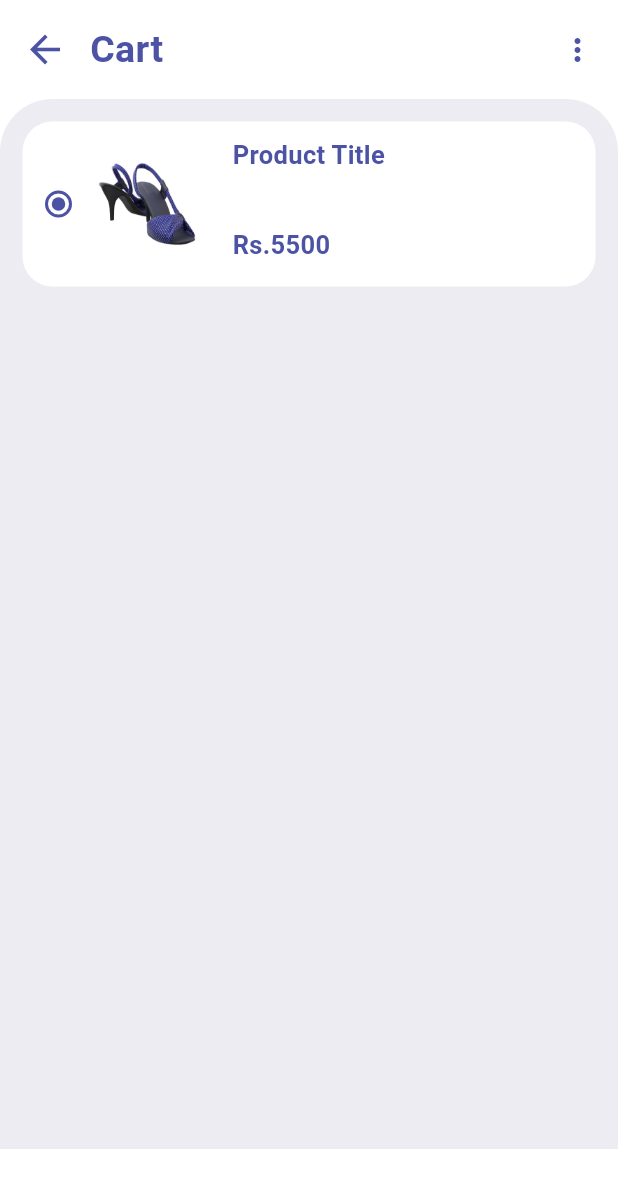
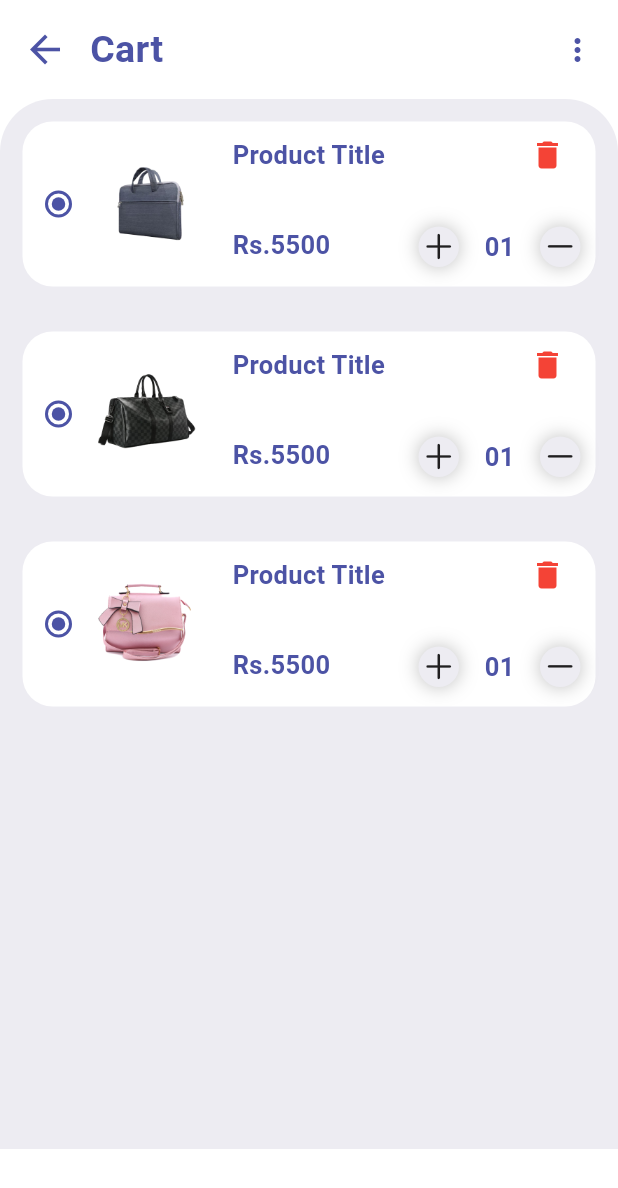
Before and after one commit to Pamod1478/E-Commerce-App, a Flutter app: the CartPage screen opened by its route, on a phone screen of 412 x 824 dp. Shown: the top 1188 px of the screen. Run offline on Flutter 3.47's test engine with Material 3 defaults, Android fonts, the phone set to English and light mode, and no system bars; our stand-ins replace curved_navigation_bar.

Commit message:
did and finalize the CartItamSamples

```diff
--- a/lib/widgets/CartItamSamples.dart
+++ b/lib/widgets/CartItamSamples.dart
@@ -1,3 +1,4 @@
+import 'package:flutter/cupertino.dart';
 import 'package:flutter/material.dart';
 
 class CartItamSamples extends StatelessWidget {
@@ -5,8 +6,11 @@ class CartItamSamples extends StatelessWidget {
 
   @override
   Widget build(BuildContext context) {
+
     return Column(
+
       children: [
+        for(int i=3; i<6; i++ )
         Padding(
           padding: const EdgeInsets.all(15.0),
           child: Container(
@@ -29,7 +33,7 @@ class CartItamSamples extends StatelessWidget {
                     Container(
                       height: 110,
                       width: 70,
-                      child: Image.asset("images/1.png"),
+                      child: Image.asset("images/$i.png"),
                     ),
                   ],
                 ),
@@ -57,7 +61,73 @@ class CartItamSamples extends StatelessWidget {
                       color: Color(0XFF4C53A5),
                     ),
                   ),
+                ),
 
+                Positioned(
+                  top: 10,
+                  right: 20,
+                  child: Column(
+                  children: [
+                    Icon(Icons.delete,color: Colors.red,),
+                  ],
+                ),),
+                Positioned(
+                  top: 70,
+                  right: 10,
+                  child: Row(
+                    children: [
+                      Container(
+                        height: 27,
+                        width: 27,
+                        decoration: BoxDecoration(
+                          borderRadius: BorderRadius.circular(15),
+                          color: Color(0xFFEDECF2),
+                          boxShadow: [
+                            BoxShadow(
+                              color: Colors.grey.shade400,
+                              blurRadius: 10,
+                            ),
+                          ]
+                        ),
+
+                       child: Icon(CupertinoIcons.plus),
+                      ),
+
+                      SizedBox(
+                        width: 17,
+                      ),
+                      Container(
+                        child: Text("01",style: TextStyle(
+                          fontWeight: FontWeight.bold,
+                          fontSize: 17,
+                          color: Color(0XFF4C53A5),
+                        ),),
+                      ),
+
+                      SizedBox(
+                        width: 17,
+                      ),
+                      Container(
+                        height: 27,
+                        width: 27,
+                        decoration: BoxDecoration(
+                          borderRadius: BorderRadius.circular(15),
+                          color: Color(0xFFEDECF2),
+                          boxShadow: [
+                            BoxShadow(
+                              color: Colors.grey.shade400,
+                              blurRadius: 10,
+                            ),
+                          ]
+                        ),
+
+                       child: Icon(CupertinoIcons.minus),
+                      ),
+
+
+
+                    ],
+                  ),
                 ),
               ],
             ),
```
